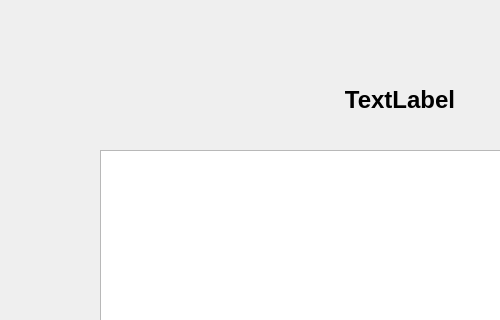
First picture: the form in GRE_UI.ui, repository ShawnMenz/GRE_Helper, before the edit; both pictures show x 0 to 500 and y 0 to 320 of the 800 by 600 pixel window.
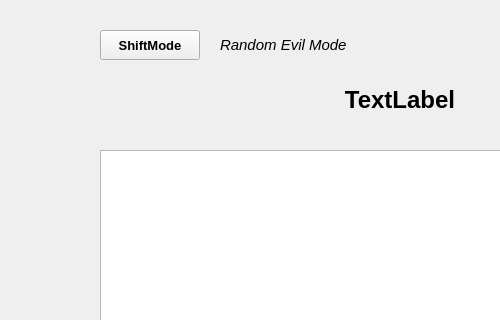
Second picture: the form after the edit.

```diff
--- a/GRE_UI.ui
+++ b/GRE_UI.ui
@@ -117,6 +117,48 @@
      <string>Count:</string>
     </property>
    </widget>
+   <widget class="QPushButton" name="shiftButton">
+    <property name="geometry">
+     <rect>
+      <x>100</x>
+      <y>30</y>
+      <width>100</width>
+      <height>30</height>
+     </rect>
+    </property>
+    <property name="font">
+     <font>
+      <pointsize>10</pointsize>
+      <weight>75</weight>
+      <italic>false</italic>
+      <bold>true</bold>
+     </font>
+    </property>
+    <property name="text">
+     <string>ShiftMode</string>
+    </property>
+   </widget>
+   <widget class="QLabel" name="label">
+    <property name="geometry">
+     <rect>
+      <x>220</x>
+      <y>30</y>
+      <width>200</width>
+      <height>30</height>
+     </rect>
+    </property>
+    <property name="font">
+     <font>
+      <pointsize>11</pointsize>
+      <weight>50</weight>
+      <italic>true</italic>
+      <bold>false</bold>
+     </font>
+    </property>
+    <property name="text">
+     <string>Random Evil Mode</string>
+    </property>
+   </widget>
   </widget>
   <widget class="QStatusBar" name="statusbar"/>
  </widget>
```
